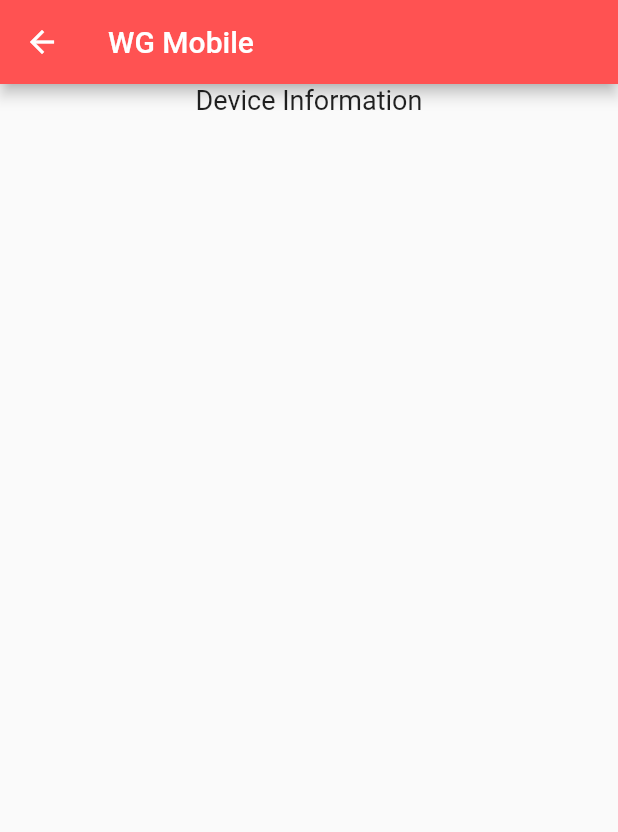
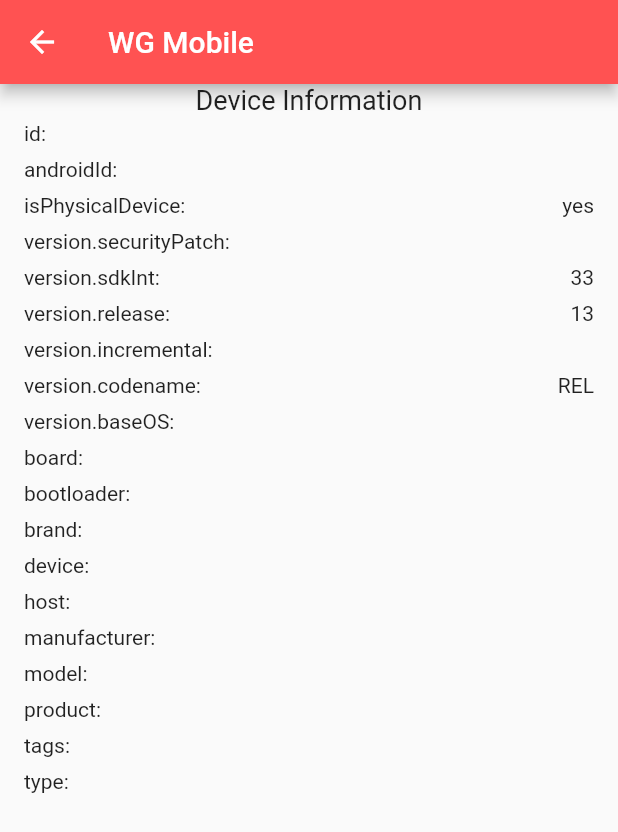
Before and after one commit to rhangad/OPTX-mobile, a Flutter app: the Dashboard screen opened directly, on a phone screen of 412 x 824 dp. Shown: the top 832 px of the screen. Run offline on Flutter 3.47's test engine with Material 2 defaults, Android fonts, the phone set to English and light mode, and no system bars; our stand-ins replace device_info, flutter_screenutil, sqflite; accounts and stored records are empty.

Commit message:
display device info

```diff
--- a/lib/db/user.dart
+++ b/lib/db/user.dart
@@ -8,7 +8,7 @@ final String columnLastname = 'lastname';
 class User {
   int id;
   String firstname;
-  bool lastname;
+  String lastname;
 
   Map<String, dynamic> toMap() {
     var map = <String, dynamic>{
@@ -33,7 +33,8 @@ class User {
 class UserProvider {
   Database db;
 
-  Future open(String path) async {
+  Future open() async {
+    var path = "demo.db";
     db = await openDatabase(path, version: 1,
         onCreate: (Database db, int version) async {
       await db.execute('''
--- a/lib/pages/dashboard.dart
+++ b/lib/pages/dashboard.dart
@@ -1,12 +1,17 @@
+import 'dart:io';
+
 import 'package:flutter/material.dart';
 import 'package:flutter_screenutil/flutter_screenutil.dart';
 import 'package:my_app/cells/tableview_cell.dart';
+import 'package:my_app/db/user.dart';
 import 'package:my_app/utils/device_info.dart';
 import 'package:my_app/widgets/collapsible.dart';
 
 class Dashboard extends StatefulWidget {
 
   static final _deviceInfo = DeviceInfo();
+
+  // static final _userProvider = UserProvider();
 
   @override
   _DashboardState createState() => _DashboardState(deviceInfo: _deviceInfo);
@@ -18,6 +23,10 @@ class _DashboardState extends State<Dashboard> {
 
   DeviceInfo deviceInfo;
 
+  // UserProvider userProvider;
+
+  // User user = User();
+
   _DashboardState({ this.deviceInfo });
 
   @override
@@ -25,6 +34,10 @@ class _DashboardState extends State<Dashboard> {
     super.initState();
 
     this.getDeviceInfo();
+
+    // this.createUser();
+
+    // this.getUser();
   }
 
   void getDeviceInfo() async {
@@ -35,6 +48,31 @@ class _DashboardState extends State<Dashboard> {
     });
   }
 
+  // void createUser() async {
+  //   await userProvider.open();
+
+  //   var user = User();
+
+  //   user.firstname = "Juan";
+  //   user.lastname = "Dela Cruz";
+
+  //   await userProvider.insert(user);
+  //   await userProvider.close();
+  // }
+
+  // void getUser() async {
+  //   await userProvider.open();
+
+  //   var user = await userProvider.getUser(1);
+
+  //   debugPrint(user.firstname);
+
+  //   setState(() {
+  //     this.user = user;
+  //   });
+
+  //   await userProvider.close();
+  // }
 
   @override
   Widget build(BuildContext context) {
@@ -47,7 +85,7 @@ class _DashboardState extends State<Dashboard> {
           child: Column(
         children: <Widget>[
           Text("Device Information", style: TextStyle(fontSize: 18),),
-
+          deviceInfoList()
           // Collapsible(
           //   title: "General",
           //   children: <Widget>[
@@ -81,4 +119,50 @@ class _DashboardState extends State<Dashboard> {
     );
   }
 
+  Widget deviceInfoList() {
+    if(Platform.isAndroid) {
+      return Column(
+        children: <Widget>[
+          listItem("id:", deviceData["id"]),
+          listItem("androidId:", deviceData["androidId"]),
+          listItem("isPhysicalDevice:", deviceData["isPhysicalDevice"] ? "yes" : "no"),
+          listItem("version.securityPatch:", deviceData["version.securityPatch"]),
+          listItem("version.sdkInt:", deviceData["version.sdkInt"].toString()),
+          listItem("version.release:", deviceData["version.release"]),
+          listItem("version.incremental:", deviceData["version.incremental"]),
+          listItem("version.codename:", deviceData["version.codename"]),
+          listItem("version.baseOS:", deviceData["version.securityPatch"]),
+          listItem("board:", deviceData["board"]),
+          listItem("bootloader:", deviceData["bootloader"]),
+          listItem("brand:", deviceData["brand"]),
+          listItem("device:", deviceData["device"]),
+          listItem("host:", deviceData["host"]),
+          listItem("manufacturer:", deviceData["manufacturer"]),
+          listItem("model:", deviceData["model"]),
+          listItem("product:", deviceData["product"]),
+          listItem("tags:", deviceData["tags"]),
+          listItem("type:", deviceData["type"]),
+        ],
+      );
+    } else if(Platform.isIOS) {
+      return Column(
+        children: <Widget>[
+          listItem("name:", deviceData["name"]),
+          listItem("systemName:", deviceData["systemName"]),
+          listItem("systemVersion:", deviceData["systemVersion"]),
+          listItem("model:", deviceData["model"]),
+          listItem("localizedModel:", deviceData["localizedModel"]),
+          listItem("identifierForVendor:", deviceData["identifierForVendor"]),
+          listItem("isPhysicalDevice:", deviceData["isPhysicalDevice"]),
+          listItem("utsname.sysname:", deviceData["utsname.sysname"]),
+          listItem("utsname.nodename:", deviceData["utsname.nodename"]),
+          listItem("utsname.release:", deviceData["utsname.release"]),
+          listItem("utsname.version:", deviceData["utsname.version"]),
+          listItem("utsname.machine:", deviceData["utsname.machine"]),
+        ],
+      );
+    }
+    return Text("Unsupported Device");
+  }
+
 }
```
